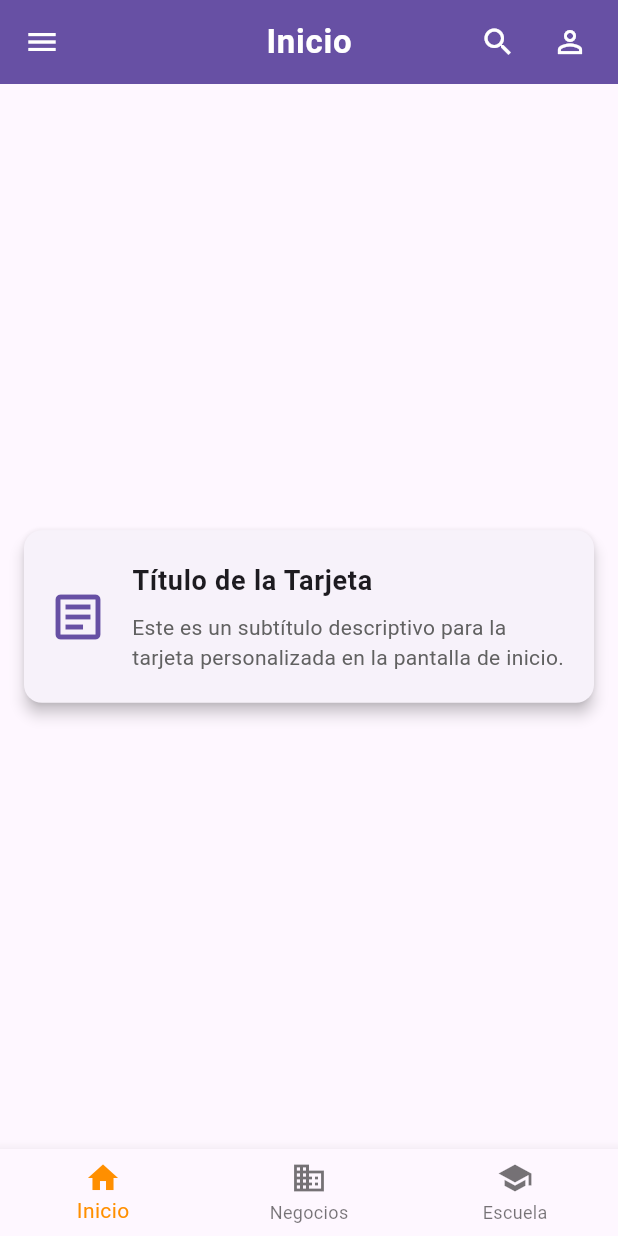
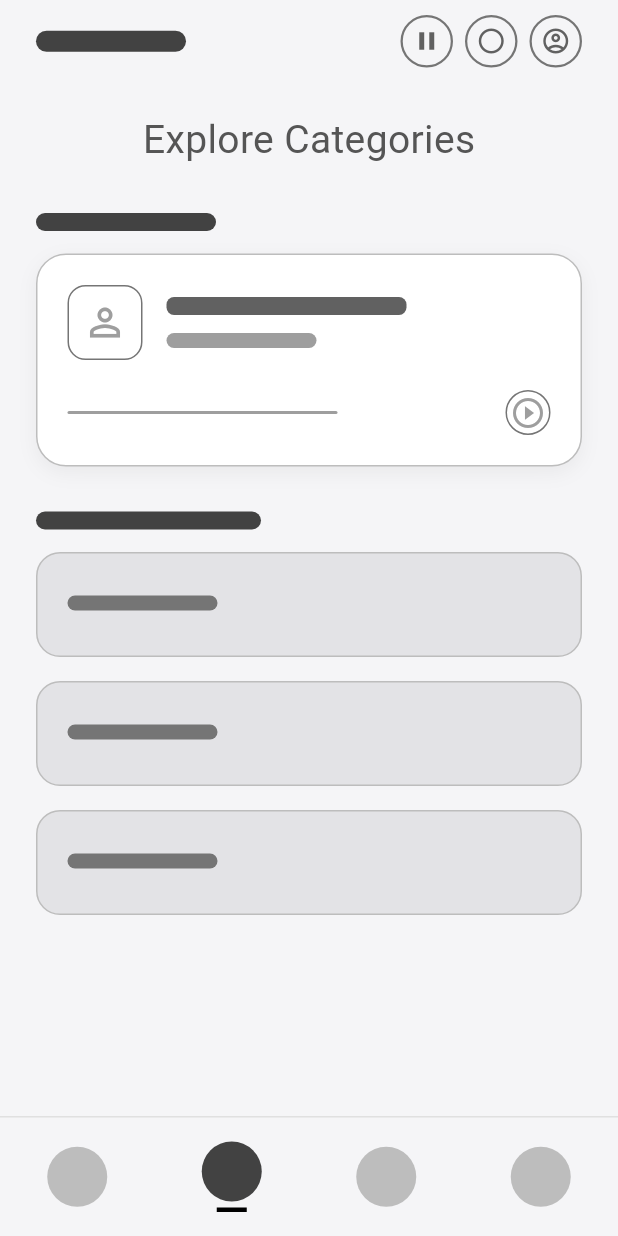
Before and after one commit to KingSadid/MM_Wireframe, a Flutter app: the screen it shows after launch, on a phone screen of 412 x 824 dp. Run offline on Flutter 3.47's test engine with Material 3 defaults, Android fonts, the light colour scheme and no system bars.

Commit message:
refactor(arch): migrate project to feature-first modular architecture" -m "- Decomposed monolithic main.dart into a scalable folder structure under lib/src/. - Established core, shared, and features layers. - Extracted global styles to AppTheme in core. - Modularized HomeScreen splitting UI into dedicated widgets. - Isolated reusable components into the shared module.

```diff
--- a/lib/main.dart
+++ b/lib/main.dart
@@ -1,158 +1,21 @@
 import 'package:flutter/material.dart';
-import 'widgets/custom_card.dart';
+import 'src/core/theme/app_theme.dart';
+import 'src/features/home/screens/home_screen.dart';
 
 void main() {
-  runApp(const AppBarClass());
+  runApp(const SketchCloneApp());
 }
 
-class AppBarClass extends StatelessWidget {
-  const AppBarClass({super.key});
+class SketchCloneApp extends StatelessWidget {
+  const SketchCloneApp({super.key});
 
   @override
   Widget build(BuildContext context) {
     return MaterialApp(
-      title: 'Demostración de AppBar',
+      title: 'Wireframe Clone',
       debugShowCheckedModeBanner: false,
-      theme: ThemeData(
-        primarySwatch: Colors.blue,
-        useMaterial3: true,
-      ),
-      home: const MainScreen(),
+      theme: AppTheme.lightTheme,
+      home: const HomeScreen(),
     );
   }
 }
-
-class MainScreen extends StatefulWidget {
-  const MainScreen({super.key});
-
-  @override
-  State<MainScreen> createState() => _MainScreenState();
-}
-
-class _MainScreenState extends State<MainScreen> {
-  int _selectedIndex = 0;
-
-  static const TextStyle optionStyle = TextStyle(
-    fontSize: 30,
-    fontWeight: FontWeight.bold,
-  );
-
-  static const List<Widget> _widgetOptions = <Widget>[
-    Column(
-      mainAxisAlignment: MainAxisAlignment.center,
-      children: [
-        CustomCard(
-          title: 'Título de la Tarjeta',
-          subtitle: 'Este es un subtítulo descriptivo para la tarjeta personalizada en la pantalla de inicio.',
-        ),
-      ],
-    ),
-    Text('Índice 1: Negocios', style: optionStyle),
-    Text('Índice 2: Escuela', style: optionStyle),
-  ];
-
-  static const List<String> _appBarTitles = <String>[
-    'Inicio',
-    'Negocios',
-    'Escuela',
-  ];
-
-  void _onItemTapped(int index) {
-    setState(() {
-      _selectedIndex = index;
-    });
-  }
-
-  @override
-  Widget build(BuildContext context) {
-    return Scaffold(
-      appBar: CustomAppBar(
-        title: _appBarTitles[_selectedIndex],
-        onMenuPressed: () {
-          debugPrint('Menú presionado');
-        },
-        onSearchPressed: () {
-          debugPrint('Buscar presionado');
-        },
-        onProfilePressed: () {
-          debugPrint('Perfil presionado');
-        },
-      ),
-      body: Center(
-        child: _widgetOptions.elementAt(_selectedIndex),
-      ),
-      bottomNavigationBar: BottomNavigationBar(
-        items: const <BottomNavigationBarItem>[
-          BottomNavigationBarItem(
-            icon: Icon(Icons.home),
-            label: 'Inicio',
-          ),
-          BottomNavigationBarItem(
-            icon: Icon(Icons.business),
-            label: 'Negocios',
-          ),
-          BottomNavigationBarItem(
-            icon: Icon(Icons.school),
-            label: 'Escuela',
-          ),
-        ],
-        currentIndex: _selectedIndex,
-        selectedItemColor: Colors.amber[800],
-        onTap: _onItemTapped,
-      ),
-    );
-  }
-}
-
-class CustomAppBar extends StatelessWidget implements PreferredSizeWidget {
-  final String title;
-  final VoidCallback? onMenuPressed;
-  final VoidCallback? onSearchPressed;
-  final VoidCallback? onProfilePressed;
-
-  const CustomAppBar({
-    super.key,
-    required this.title,
-    this.onMenuPressed,
-    this.onSearchPressed,
-    this.onProfilePressed,
-  });
-
-  @override
-  Widget build(BuildContext context) {
-    return AppBar(
-      elevation: 2.0,
-      centerTitle: true,
-      backgroundColor: Theme.of(context).colorScheme.primary,
-      foregroundColor: Theme.of(context).colorScheme.onPrimary,
-      leading: IconButton(
-        icon: const Icon(Icons.menu),
-        tooltip: 'Menú',
-        onPressed: onMenuPressed,
-      ),
-      title: Text(
-        title,
-        style: const TextStyle(
-          fontWeight: FontWeight.w600,
-          letterSpacing: 0.5,
-        ),
-      ),
-      actions: [
-        IconButton(
-          icon: const Icon(Icons.search),
-          tooltip: 'Buscar',
-          onPressed: onSearchPressed,
-        ),
-        IconButton(
-          icon: const Icon(Icons.person_outline),
-          tooltip: 'Perfil',
-          onPressed: onProfilePressed,
-        ),
-        const SizedBox(width: 8.0),
-      ],
-    );
-  }
-
-  @override
-  Size get preferredSize => const Size.fromHeight(kToolbarHeight);
-}
--- /dev/null
+++ b/lib/src/core/theme/app_theme.dart
@@ -0,0 +1,21 @@
+import 'package:flutter/material.dart';
+
+class AppTheme {
+  // Palette based on the wireframe style
+  static const Color backgroundColor = Color(0xFFF5F5F7);
+  static const Color primaryText = Color(0xFF2D2D2D);
+  static const Color secondaryText = Color(0xFF8E8E93);
+  static const Color cardColor = Colors.white;
+  static const Color hatchedCardColor = Color(0xFFD1D1D6);
+  static const Color scribbleDark = Color(0xFF424242);
+  static const Color scribbleLight = Color(0xFF9E9E9E);
+
+  static ThemeData get lightTheme {
+    return ThemeData(
+      scaffoldBackgroundColor: backgroundColor,
+      useMaterial3: true,
+      iconTheme: const IconThemeData(color: primaryText),
+      // Add more global theme configs here
+    );
+  }
+}
--- /dev/null
+++ b/lib/src/features/home/screens/home_screen.dart
@@ -0,0 +1,51 @@
+import 'package:flutter/material.dart';
+import '../../../shared/widgets/custom_bottom_nav.dart';
+import '../../../shared/widgets/placeholders.dart';
+import '../widgets/category_list.dart';
+import '../widgets/custom_top_bar.dart';
+import '../widgets/featured_profile_card.dart';
+
+class HomeScreen extends StatelessWidget {
+  const HomeScreen({super.key});
+
+  @override
+  Widget build(BuildContext context) {
+    return Scaffold(
+      body: SafeArea(
+        child: Column(
+          children: [
+            Expanded(
+              child: SingleChildScrollView(
+                padding: const EdgeInsets.symmetric(horizontal: 24.0),
+                child: Column(
+                  crossAxisAlignment: CrossAxisAlignment.start,
+                  children: const [
+                    SizedBox(height: 10),
+                    CustomTopBar(),
+                    SizedBox(height: 30),
+                    Center(
+                      child: Text(
+                        "Explore Categories",
+                        style: TextStyle(fontSize: 26, color: Color(0xFF555555))
+                      )
+                    ),
+                    SizedBox(height: 30),
+                    SectionHeaderPlaceholder(width: 120),
+                    SizedBox(height: 15),
+                    FeaturedProfileCard(),
+                    SizedBox(height: 30),
+                    SectionHeaderPlaceholder(width: 150),
+                    SizedBox(height: 15),
+                    CategoryList(),
+                    SizedBox(height: 20),
+                  ],
+                ),
+              ),
+            ),
+            const CustomBottomNavBar(),
+          ],
+        ),
+      ),
+    );
+  }
+}
--- /dev/null
+++ b/lib/src/features/home/widgets/category_list.dart
@@ -0,0 +1,41 @@
+import 'package:flutter/material.dart';
+import '../../../core/theme/app_theme.dart';
+
+class CategoryList extends StatelessWidget {
+  const CategoryList({super.key});
+
+  @override
+  Widget build(BuildContext context) {
+    return Column(
+      children: List.generate(3, (index) => _buildCategoryCard()),
+    );
+  }
+
+  Widget _buildCategoryCard() {
+    return Container(
+      margin: const EdgeInsets.only(bottom: 16),
+      height: 70,
+      decoration: BoxDecoration(
+        color: AppTheme.hatchedCardColor.withOpacity(0.5),
+        borderRadius: BorderRadius.circular(16),
+        border: Border.all(color: Colors.grey[400]!),
+      ),
+      child: Stack(
+        children: [
+          Positioned(
+            left: 20,
+            top: 28,
+            child: Container(
+              width: 100,
+              height: 10,
+              decoration: BoxDecoration(
+                color: Colors.grey[600],
+                borderRadius: BorderRadius.circular(5),
+              ),
+            ),
+          )
+        ],
+      ),
+    );
+  }
+}
--- /dev/null
+++ b/lib/src/features/home/widgets/custom_top_bar.dart
@@ -0,0 +1,43 @@
+import 'package:flutter/material.dart';
+import '../../../core/theme/app_theme.dart';
+
+class CustomTopBar extends StatelessWidget {
+  const CustomTopBar({super.key});
+
+  @override
+  Widget build(BuildContext context) {
+    return Row(
+      mainAxisAlignment: MainAxisAlignment.spaceBetween,
+      children: [
+        Container(
+          width: 100,
+          height: 14,
+          decoration: BoxDecoration(
+            color: AppTheme.scribbleDark,
+            borderRadius: BorderRadius.circular(10),
+          ),
+        ),
+        Row(
+          children: [
+            _buildCircleIcon(Icons.pause),
+            const SizedBox(width: 8),
+            _buildCircleIcon(Icons.circle_outlined),
+            const SizedBox(width: 8),
+            _buildCircleIcon(Icons.account_circle_outlined),
+          ],
+        ),
+      ],
+    );
+  }
+
+  Widget _buildCircleIcon(IconData icon) {
+    return Container(
+      padding: const EdgeInsets.all(6),
+      decoration: BoxDecoration(
+        shape: BoxShape.circle,
+        border: Border.all(color: Colors.grey[600]!, width: 1.5),
+      ),
+      child: Icon(icon, size: 20, color: Colors.grey[700]),
+    );
+  }
+}
--- /dev/null
+++ b/lib/src/features/home/widgets/featured_profile_card.dart
@@ -0,0 +1,72 @@
+import 'package:flutter/material.dart';
+import '../../../core/theme/app_theme.dart';
+import '../../../shared/widgets/placeholders.dart';
+
+class FeaturedProfileCard extends StatelessWidget {
+  const FeaturedProfileCard({super.key});
+
+  @override
+  Widget build(BuildContext context) {
+    return Container(
+      padding: const EdgeInsets.all(20),
+      decoration: BoxDecoration(
+        color: AppTheme.cardColor,
+        borderRadius: BorderRadius.circular(20),
+        border: Border.all(color: Colors.grey[400]!),
+        boxShadow: [
+          BoxShadow(
+            color: Colors.black.withOpacity(0.05),
+            blurRadius: 10,
+            offset: const Offset(0, 4),
+          ),
+        ],
+      ),
+      child: Column(
+        crossAxisAlignment: CrossAxisAlignment.start,
+        children: [
+          Row(
+            crossAxisAlignment: CrossAxisAlignment.start,
+            children: [
+              Container(
+                width: 50,
+                height: 50,
+                decoration: BoxDecoration(
+                  border: Border.all(color: Colors.grey[600]!),
+                  borderRadius: BorderRadius.circular(12),
+                ),
+                child: const Icon(Icons.person_outline, size: 30, color: Colors.grey),
+              ),
+              const SizedBox(width: 16),
+              Expanded(
+                child: Column(
+                  crossAxisAlignment: CrossAxisAlignment.start,
+                  children: [
+                    const SizedBox(height: 8),
+                    TextLinePlaceholder(width: 160, height: 12, color: Colors.grey[700]),
+                    const SizedBox(height: 12),
+                    const TextLinePlaceholder(width: 100),
+                  ],
+                ),
+              ),
+            ],
+          ),
+          const SizedBox(height: 20),
+          Row(
+            mainAxisAlignment: MainAxisAlignment.spaceBetween,
+            children: [
+              const TextLinePlaceholder(width: 180, height: 2),
+              Container(
+                padding: const EdgeInsets.all(2),
+                decoration: BoxDecoration(
+                  shape: BoxShape.circle,
+                  border: Border.all(color: Colors.grey[600]!),
+                ),
+                child: const Icon(Icons.play_circle_outline, size: 24, color: Colors.grey),
+              ),
+            ],
+          )
+        ],
+      ),
+    );
+  }
+}
--- /dev/null
+++ b/lib/src/shared/widgets/custom_bottom_nav.dart
@@ -0,0 +1,59 @@
+import 'package:flutter/material.dart';
+import '../../core/theme/app_theme.dart';
+
+class CustomBottomNavBar extends StatelessWidget {
+  const CustomBottomNavBar({super.key});
+
+  @override
+  Widget build(BuildContext context) {
+    return Container(
+      height: 80,
+      decoration: BoxDecoration(
+        color: AppTheme.backgroundColor,
+        border: Border(top: BorderSide(color: Colors.grey[300]!)),
+      ),
+      child: Row(
+        mainAxisAlignment: MainAxisAlignment.spaceAround,
+        children: [
+          _buildNavItem(isActive: false),
+          _buildActiveNavItem(), // Active state mocked
+          _buildNavItem(isActive: false),
+          _buildNavItem(isActive: false),
+        ],
+      ),
+    );
+  }
+
+  Widget _buildNavItem({required bool isActive}) {
+    return Container(
+      width: 40,
+      height: 40,
+      decoration: BoxDecoration(
+        shape: BoxShape.circle,
+        color: Colors.grey[400],
+      ),
+    );
+  }
+
+  Widget _buildActiveNavItem() {
+    return Column(
+      mainAxisAlignment: MainAxisAlignment.center,
+      children: [
+        Container(
+          width: 40,
+          height: 40,
+          decoration: const BoxDecoration(
+            shape: BoxShape.circle,
+            color: AppTheme.scribbleDark,
+          ),
+        ),
+        const SizedBox(height: 4),
+        Container(
+          width: 20,
+          height: 3,
+          color: Colors.black,
+        )
+      ],
+    );
+  }
+}
--- /dev/null
+++ b/lib/src/shared/widgets/placeholders.dart
@@ -0,0 +1,44 @@
+import 'package:flutter/material.dart';
+import '../../core/theme/app_theme.dart';
+
+class SectionHeaderPlaceholder extends StatelessWidget {
+  final double width;
+  const SectionHeaderPlaceholder({super.key, required this.width});
+
+  @override
+  Widget build(BuildContext context) {
+    return Container(
+      width: width,
+      height: 12,
+      decoration: BoxDecoration(
+        color: AppTheme.scribbleDark,
+        borderRadius: BorderRadius.circular(8),
+      ),
+    );
+  }
+}
+
+class TextLinePlaceholder extends StatelessWidget {
+  final double width;
+  final double height;
+  final Color? color;
+
+  const TextLinePlaceholder({
+    super.key,
+    required this.width,
+    this.height = 10,
+    this.color
+  });
+
+  @override
+  Widget build(BuildContext context) {
+    return Container(
+      width: width,
+      height: height,
+      decoration: BoxDecoration(
+        color: color ?? AppTheme.scribbleLight,
+        borderRadius: BorderRadius.circular(5),
+      ),
+    );
+  }
+}
--- a/lib/widgets/custom_card.dart
+++ /dev/null
@@ -1,54 +0,0 @@
-import 'package:flutter/material.dart';
-
-class CustomCard extends StatelessWidget {
-  final String title;
-  final String subtitle;
-
-  const CustomCard({
-    super.key,
-    required this.title,
-    required this.subtitle,
-  });
-
-  @override
-  Widget build(BuildContext context) {
-    return Card(
-      elevation: 4.0,
-      margin: const EdgeInsets.symmetric(horizontal: 16.0, vertical: 8.0),
-      shape: RoundedRectangleBorder(
-        borderRadius: BorderRadius.circular(12.0),
-      ),
-      child: ListTile(
-        contentPadding: const EdgeInsets.symmetric(
-          horizontal: 16.0,
-          vertical: 12.0,
-        ),
-        leading: Icon(
-          Icons.article_outlined,
-          size: 40.0,
-          color: Theme.of(context).colorScheme.primary,
-        ),
-        title: Text(
-          title,
-          style: const TextStyle(
-            fontWeight: FontWeight.bold,
-            fontSize: 18.0,
-          ),
-        ),
-        subtitle: Padding(
-          padding: const EdgeInsets.only(top: 8.0),
-          child: Text(
-            subtitle,
-            style: TextStyle(
-              fontSize: 14.0,
-              color: Colors.grey[700],
-            ),
-          ),
-        ),
-        onTap: () {
-          debugPrint('Tarjeta presionada: $title');
-        },
-      ),
-    );
-  }
-}
```
